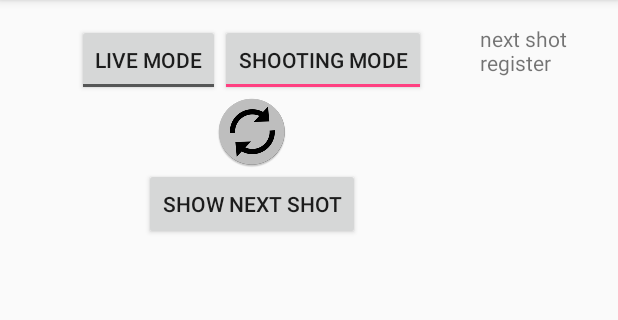
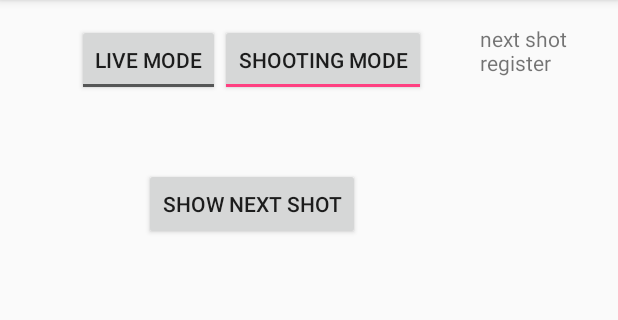
Before and after one commit to andreasVHoly/Kalahari_eye_android, an Android app: the screen it shows after launch (MainActivity), in the options menu, after a tap on "Shooting Mode", on a phone screen of 412 x 824 dp, the part 84-404 px from its top. Run offline under Robolectric (Android 15) with nearby library versions, the phone set to English and light mode, and no system bars; libraries missing offline, so code that uses them is left out: org.opencv.android, org.opencv.core, org.opencv.videoio; 11 statements that could not run were skipped.

Commit message:
more progress made with comparing images, somehow wrong things are highlighted

```diff
--- a/app/src/main/java/avh/com/kalaharieye/ImageCompare.java
+++ b/app/src/main/java/avh/com/kalaharieye/ImageCompare.java
@@ -27,6 +27,15 @@ public class ImageCompare {
         currentImage = new int[height][width];
     }
 
+    public void setPreviousImage(Drawable dr){
+        Bitmap bm = ((BitmapDrawable)dr).getBitmap();
+        for (int x = 0; x < height; x++) {
+            for (int y = 0; y < width; y++) {
+                previousImage[x][y] = bm.getPixel(y,x);
+            }
+        }
+    }
+
 
     public Bitmap drawableToBitmap(Drawable dr){
 
@@ -39,24 +48,27 @@ public class ImageCompare {
 
 
 
-        /*int height = bm.getHeight();
+        int height = bm.getHeight();
         int width = bm.getWidth();
 
-        Log.w("Height::", Integer.toString(height));
-        Log.w("Width::", Integer.toString(width));*/
+        //Log.w("Height::", Integer.toString(bm.getHeight()));
+        //Log.w("Width::", Integer.toString(bm.getWidth()));
+
+
 
         for (int x = 0; x < height; x++){
             for (int y = 0; y < width; y++){
-                currentImage[x][y] = convertToGrayScale(bm.getPixel(x,y));
+                //Log.w("x,y::", x + " " + y);
+                //getpixel(width,height)
+                currentImage[x][y] = convertToGrayScale(bm.getPixel(y,x));
 
                 if (Math.abs(currentImage[x][y] - previousImage[x][y]) > threshold ){
-                    edit.setPixel(x,y,Color.RED);
+                    edit.setPixel(y,x,Color.RED);
                 }
             }
         }
 
-        //
-        // edit.setPixel(0,0,Color.RED);
+        previousImage = currentImage.clone();
         return edit;
     }
 
--- a/app/src/main/java/avh/com/kalaharieye/MainActivity.java
+++ b/app/src/main/java/avh/com/kalaharieye/MainActivity.java
@@ -82,9 +82,9 @@ public class MainActivity extends AppCompatActivity {
 
 
     //VERY IMPORTANT, LOADS THE LIBRARY SO WE CAN USE IT
-    static {
+    /*static {
         System.loadLibrary("opencv_java3");
-    }
+    }*/
 
 
     @Override
@@ -94,7 +94,7 @@ public class MainActivity extends AppCompatActivity {
         assignUIVariables();
         setUpImagePanel();
         camQuery = new CameraQuery();
-        imgCompare = new ImageCompare(60);
+        imgCompare = new ImageCompare(120);
         //cam = new CameraHandler(65, 150, "88", "admin1", "foscam1", true);
         defaultState();
         //cam.connectToCamera(); //TODO reenable later
@@ -182,6 +182,7 @@ public class MainActivity extends AppCompatActivity {
         btnLiveMode.setChecked(false);
         btnShootMode.setChecked(true);
         currentMode = AppState.SHOOTING_MODE;
+        setMainImage();
     }
 
 
@@ -189,12 +190,16 @@ public class MainActivity extends AppCompatActivity {
     //HANDLES NEXT SHOT BUTTON RESPONSE
     public void onNextShotButtonPress(View v) {
         debugText.setText("next shot register");
-        showNextShot();
+        if (currentMode == AppState.SHOOTING_MODE ){
+            showNextShot();
+        }
+
+
     }
 
     private void showNextShot(){
         Drawable image = camQuery.getJPEGImage("");
-        imgCompare.setWidthAndHeight(image.getIntrinsicWidth(),image.getIntrinsicHeight());
+        imgCompare.setWidthAndHeight(1920,1080);
         Bitmap newImage = imgCompare.drawableToBitmap(image);
         if (newImage == null){
             return;
@@ -204,6 +209,14 @@ public class MainActivity extends AppCompatActivity {
         mainImage.setImageBitmap(newImage);
         //Log.w("Width", Integer.toString(mainImage.getWidth()));
         //Log.w("Height", Integer.toString(mainImage.getHeight()));
+    }
+
+
+    private void setMainImage(){
+        Drawable image = camQuery.getJPEGImage("");
+        btnRefreshVideo.setVisibility(View.INVISIBLE);
+        mainImage.setImageDrawable(image);
+        imgCompare.setPreviousImage(image);
     }
 
     //HANDLES REFRESH BUTTON RESPONSE
```
